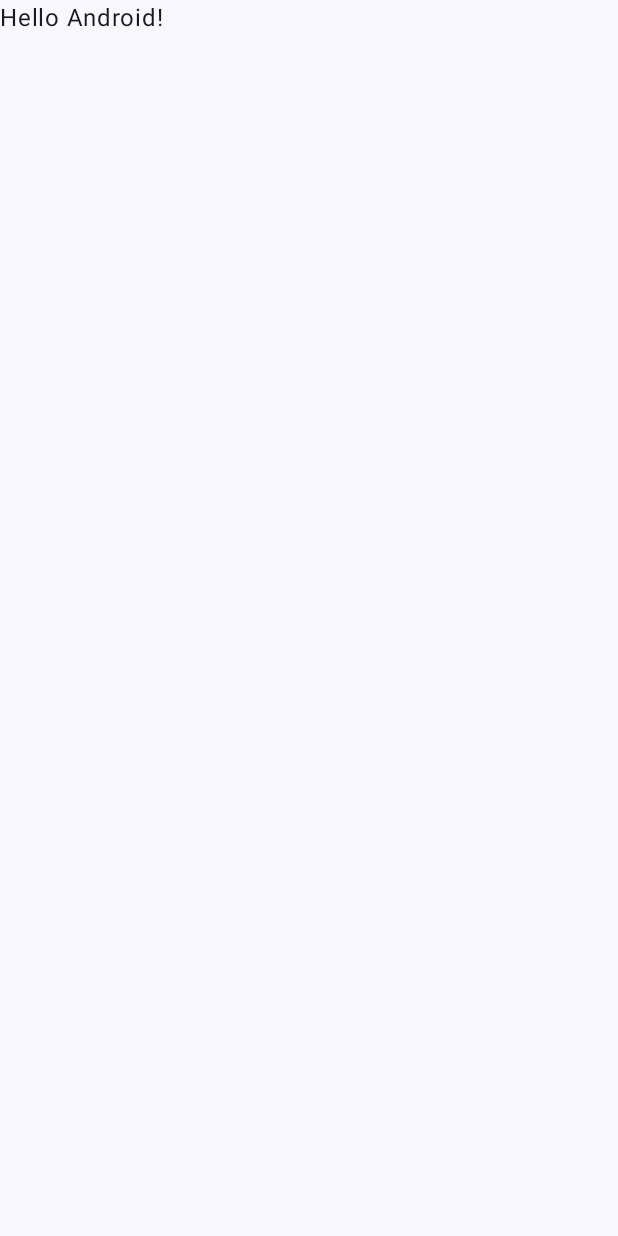
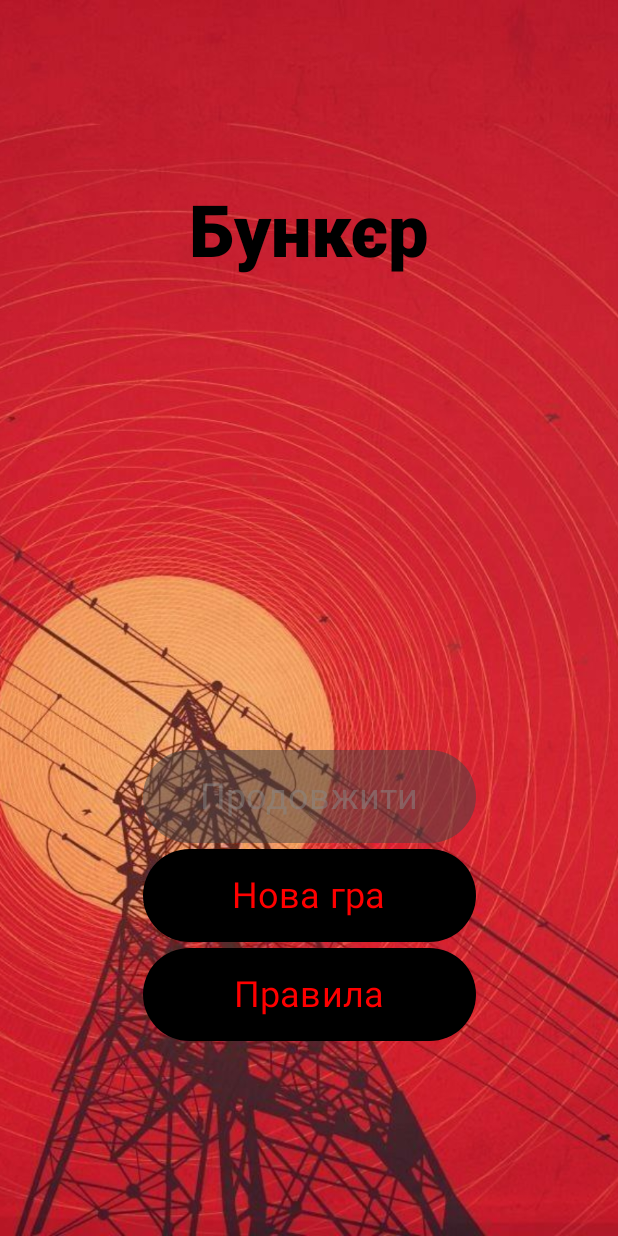
Before and after one commit to Attty/bunker, an Android app built with Jetpack Compose: the screen it shows after launch (MainActivity), on a phone screen of 412 x 824 dp. Before the commit the screen is almost empty. Run offline under Robolectric (Android 15) with nearby library versions, the phone set to English and light mode, and no system bars.

Commit message:
startScreen without nav

```diff
--- a/app/src/main/java/com/example/bunker/MainActivity.kt
+++ b/app/src/main/java/com/example/bunker/MainActivity.kt
@@ -11,6 +11,7 @@ import androidx.compose.material3.Text
 import androidx.compose.runtime.Composable
 import androidx.compose.ui.Modifier
 import androidx.compose.ui.tooling.preview.Preview
+import com.example.bunker.presentation.start_screen.StartScreen
 import com.example.bunker.ui.theme.BunkerTheme
 
 class MainActivity : ComponentActivity() {
@@ -18,30 +19,7 @@ class MainActivity : ComponentActivity() {
         super.onCreate(savedInstanceState)
         enableEdgeToEdge()
         setContent {
-            BunkerTheme {
-                Scaffold(modifier = Modifier.fillMaxSize()) { innerPadding ->
-                    Greeting(
-                        name = "Android",
-                        modifier = Modifier.padding(innerPadding)
-                    )
-                }
-            }
+            StartScreen()
         }
     }
 }
-
-@Composable
-fun Greeting(name: String, modifier: Modifier = Modifier) {
-    Text(
-        text = "Hello $name!",
-        modifier = modifier
-    )
-}
-
-@Preview(showBackground = true)
-@Composable
-fun GreetingPreview() {
-    BunkerTheme {
-        Greeting("Android")
-    }
-}
--- /dev/null
+++ b/app/src/main/java/com/example/bunker/presentation/start_screen/StartScreen.kt
@@ -0,0 +1,101 @@
+package com.example.bunker.presentation.start_screen
+
+import androidx.compose.foundation.Image
+import androidx.compose.foundation.layout.Arrangement
+import androidx.compose.foundation.layout.Column
+import androidx.compose.foundation.layout.fillMaxSize
+import androidx.compose.foundation.layout.padding
+import androidx.compose.foundation.layout.size
+import androidx.compose.material3.Button
+import androidx.compose.material3.ButtonDefaults
+import androidx.compose.material3.Text
+import androidx.compose.runtime.Composable
+import androidx.compose.ui.Alignment
+import androidx.compose.ui.Modifier
+import androidx.compose.ui.graphics.Color
+import androidx.compose.ui.layout.ContentScale
+import androidx.compose.ui.res.painterResource
+import androidx.compose.ui.text.font.FontStyle
+import androidx.compose.ui.text.font.FontWeight
+import androidx.compose.ui.tooling.preview.Preview
+import androidx.compose.ui.unit.dp
+import androidx.compose.ui.unit.sp
+import com.example.bunker.R
+
+@Preview(showBackground = true)
+@Composable
+fun StartScreen(modifier: Modifier = Modifier) {
+    Image(
+        painterResource(id = R.drawable.start_screen), contentDescription = "background",
+        modifier = Modifier.fillMaxSize(), contentScale = ContentScale.FillHeight
+    )
+    Column(
+        modifier = Modifier.fillMaxSize(),
+        horizontalAlignment = Alignment.CenterHorizontally,
+        verticalArrangement = Arrangement.SpaceAround
+    ) {
+        Text(
+            text = "Бункєр",
+            fontSize = 48.sp,
+            fontStyle = FontStyle.Normal,
+            fontWeight = FontWeight.W900
+        )
+        Column(modifier = Modifier.padding(top = 64.dp)) {
+            Button(
+                modifier = Modifier
+                    .size(width = 222.dp, height = 66.dp)
+                    .padding(bottom = 4.dp),
+                onClick = { /*TODO*/ },
+                enabled = false,
+                colors = ButtonDefaults.buttonColors(
+                    containerColor = Color.Black,
+                    contentColor = Color.Red,
+                    disabledContentColor = Color.Gray.copy(alpha = 0.5f),
+                    disabledContainerColor = Color.DarkGray.copy(alpha = 0.5f)
+                ),
+            ) {
+                Text(
+                    "Продовжити",
+                    fontSize = 24.sp,
+                    fontStyle = FontStyle.Normal,
+                    fontWeight = FontWeight.W400
+                )
+            }
+            Button(
+                modifier = Modifier
+                    .size(width = 222.dp, height = 66.dp)
+                    .padding(bottom = 4.dp),
+                onClick = { /*TODO*/ },
+                colors = ButtonDefaults.buttonColors(
+                    containerColor = Color.Black,
+                    contentColor = Color.Red
+                )
+            ) {
+                Text(
+                    "Нова гра",
+                    fontSize = 24.sp,
+                    fontStyle = FontStyle.Normal,
+                    fontWeight = FontWeight.W400
+                )
+            }
+            Button(
+                modifier = Modifier
+                    .size(width = 222.dp, height = 66.dp)
+                    .padding(bottom = 4.dp),
+                onClick = { /*TODO*/ },
+                colors = ButtonDefaults.buttonColors(
+                    containerColor = Color.Black,
+                    contentColor = Color.Red
+                )
+            ) {
+                Text(
+                    "Правила",
+                    fontSize = 24.sp,
+                    fontStyle = FontStyle.Normal,
+                    fontWeight = FontWeight.W400
+                )
+            }
+        }
+
+    }
+}
```
Also changed, not shown: app/src/main/java/com/example/bunker/ui/theme/Color.kt (line endings or trailing spaces), app/src/main/res/drawable/start_screen.jpg (added).
